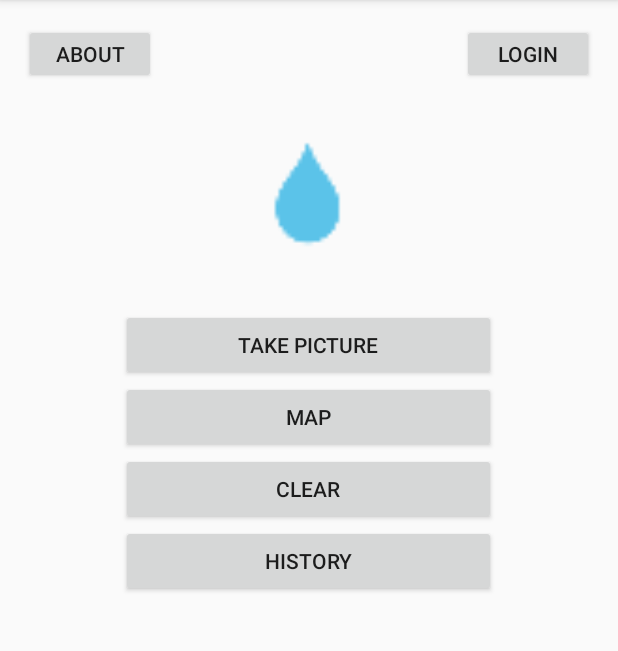
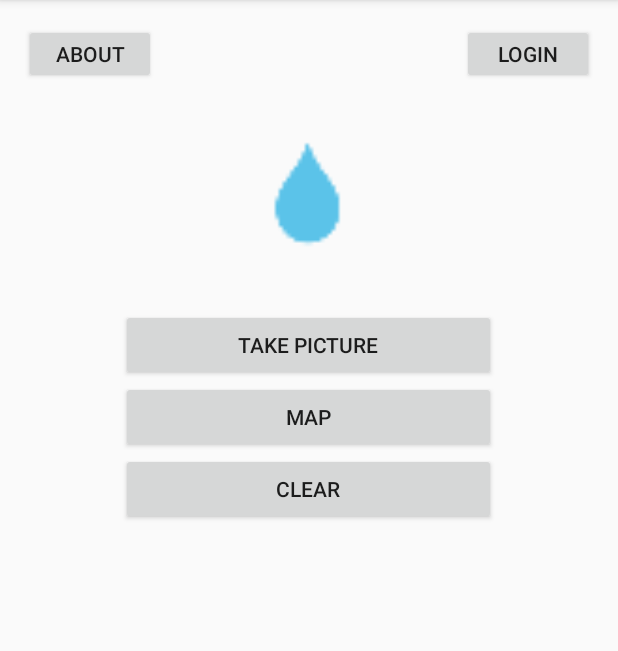
Before and after one commit to bergconnor/cis642-Team5, an Android app: the screen it shows after launch (MainActivity), on a phone screen of 412 x 824 dp, the part 84-735 px from its top. Run offline under Robolectric (Android 15) with nearby library versions, the phone set to English and light mode, and no system bars.

```diff
--- a/WaterQuality/app/src/main/res/layout/activity_main.xml
+++ b/WaterQuality/app/src/main/res/layout/activity_main.xml
@@ -76,14 +76,6 @@
             android:layout_gravity="center_horizontal"
             android:onClick="onClearButtonClicked" />
 
-        <Button
-            android:id="@+id/clearButton"
-            android:layout_width="250dp"
-            android:layout_height="wrap_content"
-            android:text="History"
-            android:layout_gravity="center_horizontal"
-            android:onClick="onHistoryButtonClicked" />
-
     </LinearLayout>
 
 </LinearLayout>
```
Also changed, not shown: WaterQuality/app/src/main/java/edu/ksu/cis/waterquality/HistoryActivity.java (+24 -74 lines), WaterQuality/app/src/main/java/edu/ksu/cis/waterquality/MainActivity.java (+54 -5 lines), 2 other files.
